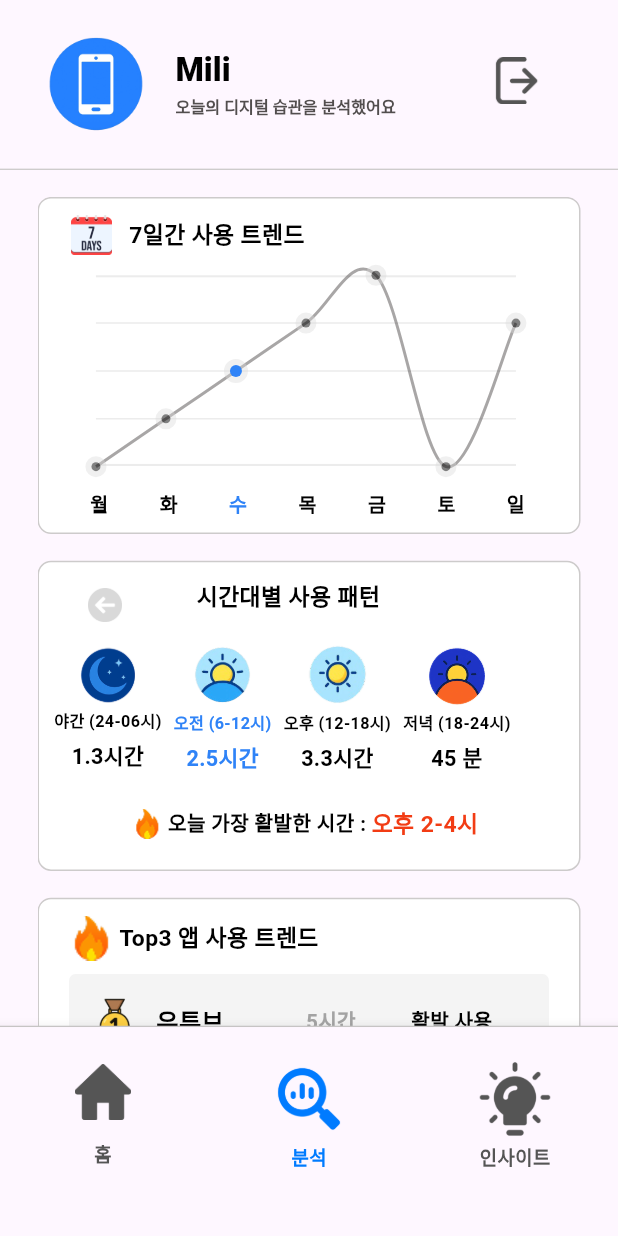
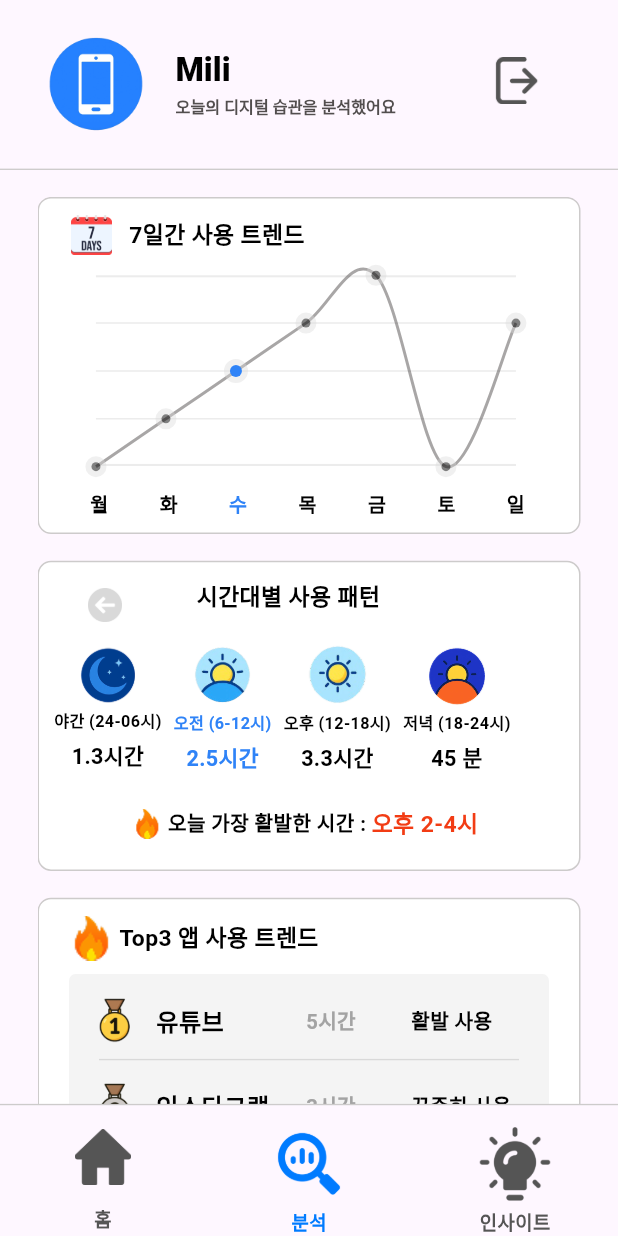
Before and after one commit to mili-second/Frontend, a Flutter app: the MainView screen opened directly, item 2 of the bottom bar chosen, on a phone screen of 412 x 824 dp. Run offline on Flutter 3.47's test engine with Material 3 defaults, Android fonts, the phone set to English and light mode, and no system bars; drawn by our look-alikes of fl_chart; our stand-ins replace device_info_plus, flutter_screenutil, flutter_secure_storage, shared_preferences; missing offline and left inert: flutter_web_frame; accounts and stored records are empty.

Commit message:
header, navigator UI수정

```diff
--- a/mili_second/lib/main_view.dart
+++ b/mili_second/lib/main_view.dart
@@ -35,7 +35,7 @@ class _MainViewState extends State<MainView> {
       appBar: AppBar(
         automaticallyImplyLeading: false,
         title: HeaderView(), // 사용자 정보 - 보내기
-        toolbarHeight: kIsWeb ? 125 : 125.h,
+        toolbarHeight: kIsWeb ? 100 : 125.h,
         bottom: PreferredSize(
           preferredSize: Size.fromHeight(1),
           child: Container(height: kIsWeb ? 1 : 1.h, color: Color(0xFFCDCBCB)),
@@ -46,14 +46,18 @@ class _MainViewState extends State<MainView> {
         mainAxisSize: MainAxisSize.min,
         children: [
           Container(height: kIsWeb ? 1 : 1.h, color: const Color(0xFFCDCBCB)),
-          SizedBox(
-            height: kIsWeb ? 155 : 155.h,
+          Center(
             child: BottomNavigationBar(
+              selectedFontSize: 0,
+              unselectedFontSize: 0,
+              backgroundColor: Colors.transparent,
+              elevation: 0,
               items: <BottomNavigationBarItem>[
                 BottomNavigationBarItem(
                   label: '',
                   icon: Column(
                     children: [
+                      kIsWeb ? SizedBox(height: 10) : SizedBox(height: 15.h),
                       _selectedIndex == 0
                           ? Image.asset(
                               'assets/icons/home_blue.png',
@@ -65,7 +69,7 @@ class _MainViewState extends State<MainView> {
                               width: kIsWeb ? 42 : 42.w,
                               height: kIsWeb ? 42 : 42.h,
                             ),
-                      SizedBox(height: kIsWeb ? 15 : 15.h),
+                      SizedBox(height: kIsWeb ? 10 : 15.h),
                       _selectedIndex == 0
                           ? Text(
                               '홈',
@@ -90,6 +94,7 @@ class _MainViewState extends State<MainView> {
                   label: '',
                   icon: Column(
                     children: [
+                      kIsWeb ? SizedBox(height: 10) : SizedBox(height: 15.h),
                       _selectedIndex == 1
                           ? Image.asset(
                               'assets/icons/analyze_blue.png',
@@ -126,6 +131,7 @@ class _MainViewState extends State<MainView> {
                   label: '',
                   icon: Column(
                     children: [
+                      kIsWeb ? SizedBox(height: 10) : SizedBox(height: 15.h),
                       _selectedIndex == 2
                           ? Image.asset(
                               'assets/icons/insight_blue.png',
--- a/mili_second/lib/model/user_model.dart
+++ b/mili_second/lib/model/user_model.dart
@@ -14,6 +14,7 @@ class UserModel extends ChangeNotifier {
   String? _error;
   String? _userProfileImage;
   String? _userGender;
+  String? _userType;
 
   String? get userId => _userId;
   String? get userJob => _userJob;
@@ -22,6 +23,7 @@ class UserModel extends ChangeNotifier {
   bool get isLoggedIn => _userId != null;
   String? get userProfileImage => _userProfileImage;
   String? get userGender => _userGender;
+  String? get userType => _userType;
 
   // --- 내부 저장소 로직 ---
 
@@ -70,6 +72,18 @@ class UserModel extends ChangeNotifier {
     _isLoading = true;
     _error = null;
     notifyListeners();
+
+    if (inputId == "test_front") {
+      // front tets용 계정
+      _userId = inputId;
+      _userJob = "Developer (front_test)"; // (예시)
+      _userType = "shoppingAddictType"; // 임시 타입
+
+      _isLoading = false;
+      notifyListeners();
+
+      return;
+    }
 
     // 1. 서버 URL (❗️ 엔드포인트가 '/users/login'이 맞는지 확인하세요)
     final url = Uri.parse('$_baseUrl/users/login');
--- a/mili_second/pubspec.yaml
+++ b/mili_second/pubspec.yaml
@@ -113,5 +113,4 @@ flutter:
   assets:
     - assets/icons/
     - assets/icons/profile/
-    - assets/icons/character/shoppingAddictType_front.png
-    - assets/icons/character/shoppingAddictType_back.png
+    - assets/icons/character/
```
Also changed, not shown: mili_second/lib/home/view/home_view.dart (+9 -7 lines), mili_second/assets/icons/character/entertainmentImmersiveType_back.png (added), mili_second/assets/icons/character/entertainmentImmersiveType_front.png (added), mili_second/assets/icons/character/financialCheckType_back.png (added), mili_second/assets/icons/character/financialCheckType_front.png (added), mili_second/assets/icons/character/shoppingAddictType_back.png, mili_second/assets/icons/character/shoppingAddictType_front.png.
